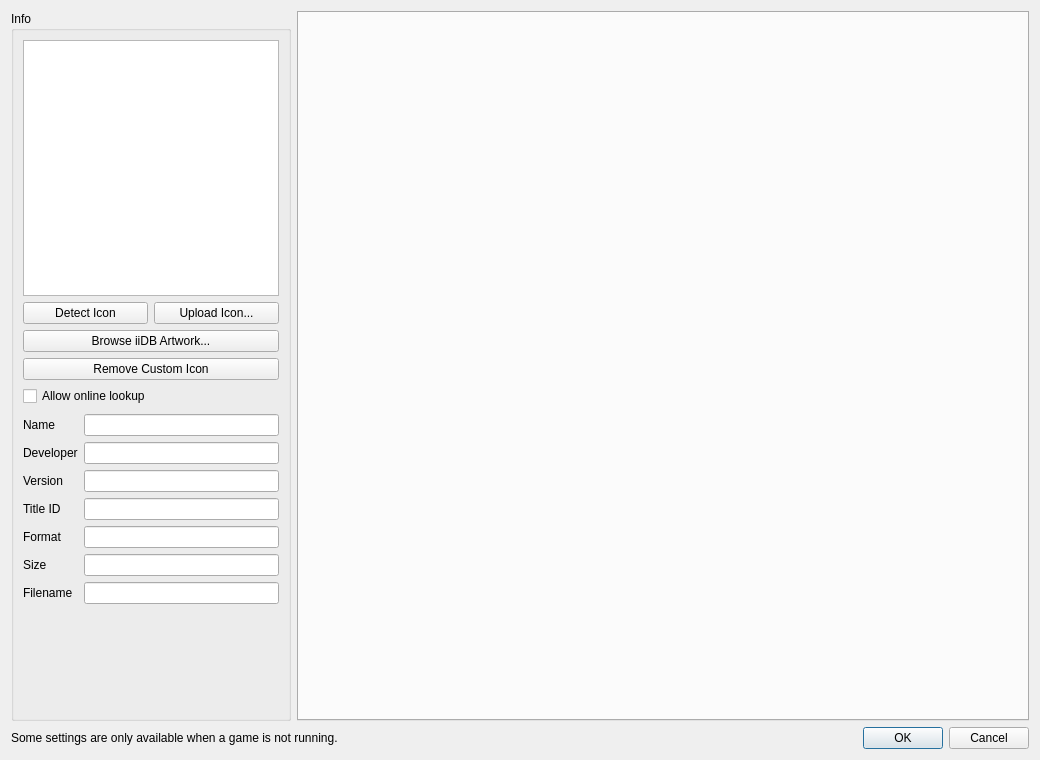
ddddng/Lichii, file src/lichii/configuration/configure_per_game.ui: the form before one commit.
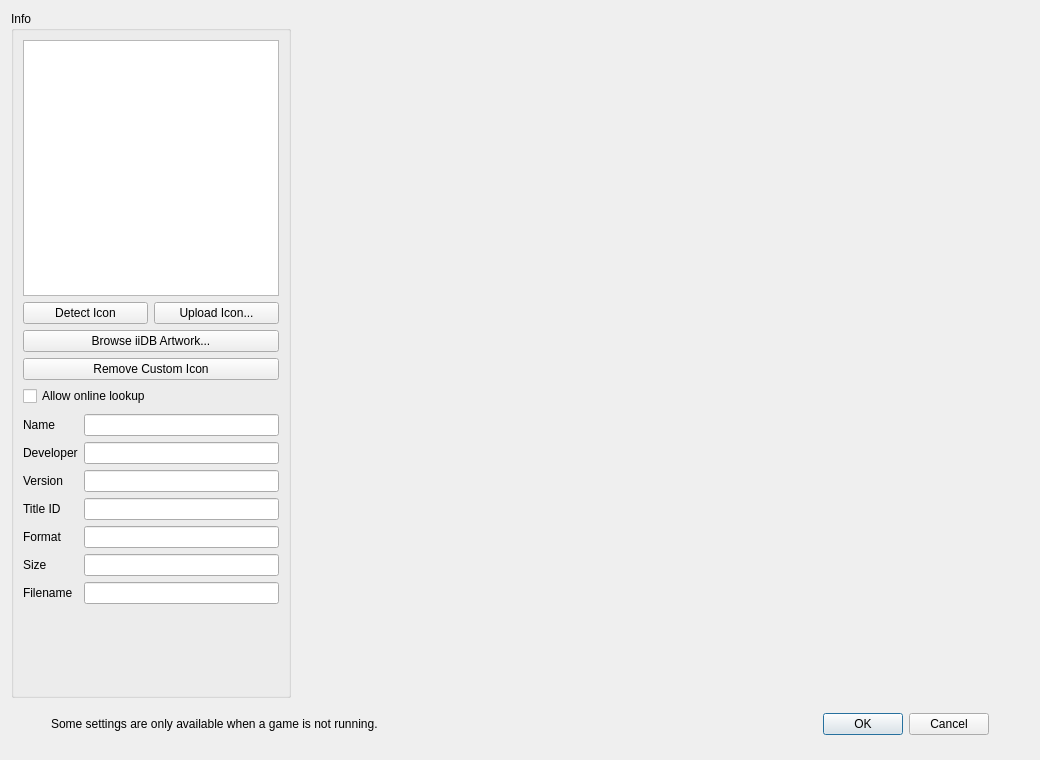
The form after the commit.

Diff of the .ui file:
```diff
--- a/src/lichii/configuration/configure_per_game.ui
+++ b/src/lichii/configuration/configure_per_game.ui
@@ -15,8 +15,6 @@
   </property>
   <layout class="QVBoxLayout" name="verticalLayout_3">
    <item>
-    <layout class="QHBoxLayout" name="horizontalLayout">
-     <item>
       <widget class="QGroupBox" name="gameInfo">
        <property name="sizePolicy">
         <sizepolicy hsizetype="Maximum" vsizetype="Preferred">
@@ -295,37 +293,19 @@
         </item>
        </layout>
       </widget>
-     </item>
-     <item>
-      <layout class="QVBoxLayout" name="VerticalLayout">
-       <item>
-        <layout class="QVBoxLayout" name="verticalLayout_2"/>
-       </item>
-       <item>
-        <widget class="QTabWidget" name="tabWidget">
-         <property name="enabled">
-          <bool>true</bool>
-         </property>
-         <property name="currentIndex">
-          <number>-1</number>
-         </property>
-         <property name="usesScrollButtons">
-          <bool>true</bool>
-         </property>
-         <property name="documentMode">
-          <bool>false</bool>
-         </property>
-         <property name="tabsClosable">
-          <bool>false</bool>
-         </property>
-        </widget>
-       </item>
-      </layout>
-     </item>
-    </layout>
    </item>
    <item>
-    <layout class="QHBoxLayout" name="horizontalLayout_2">
+    <widget class="QWidget" name="footer">
+    <layout class="QHBoxLayout" name="footerLayout">
+     <property name="leftMargin">
+      <number>40</number>
+     </property>
+     <property name="rightMargin">
+      <number>40</number>
+     </property>
+     <property name="bottomMargin">
+      <number>14</number>
+     </property>
      <item>
       <widget class="QLabel" name="label_8">
        <property name="text">
@@ -350,6 +330,7 @@
       </widget>
      </item>
     </layout>
+    </widget>
    </item>
   </layout>
  </widget>
```
